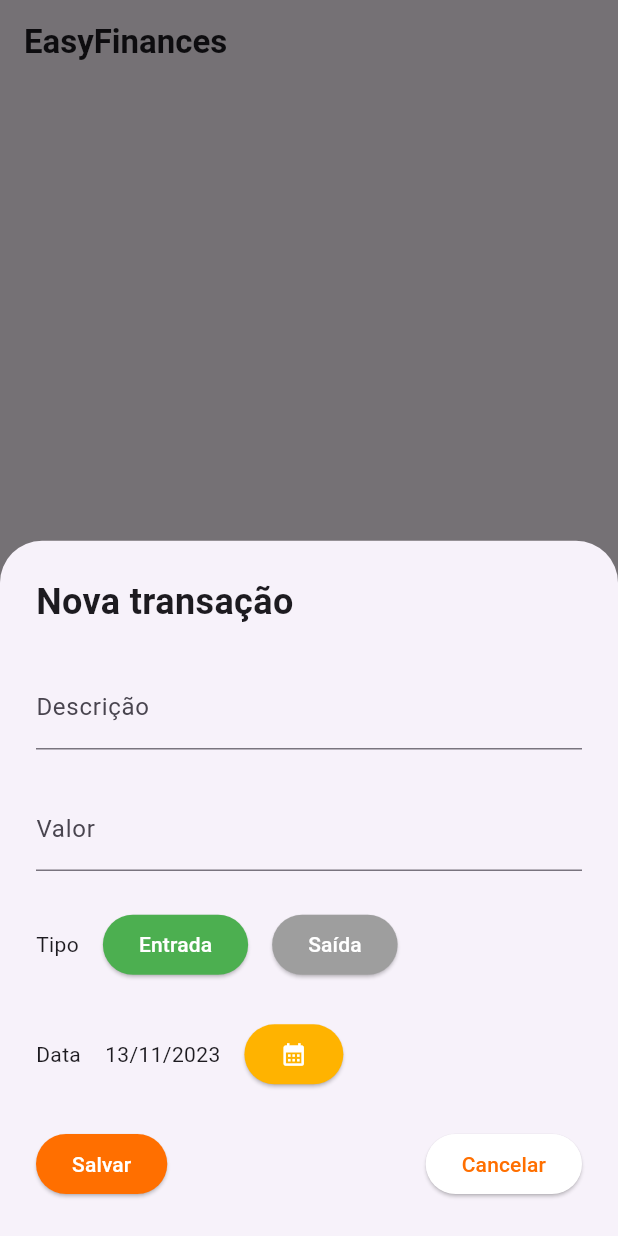
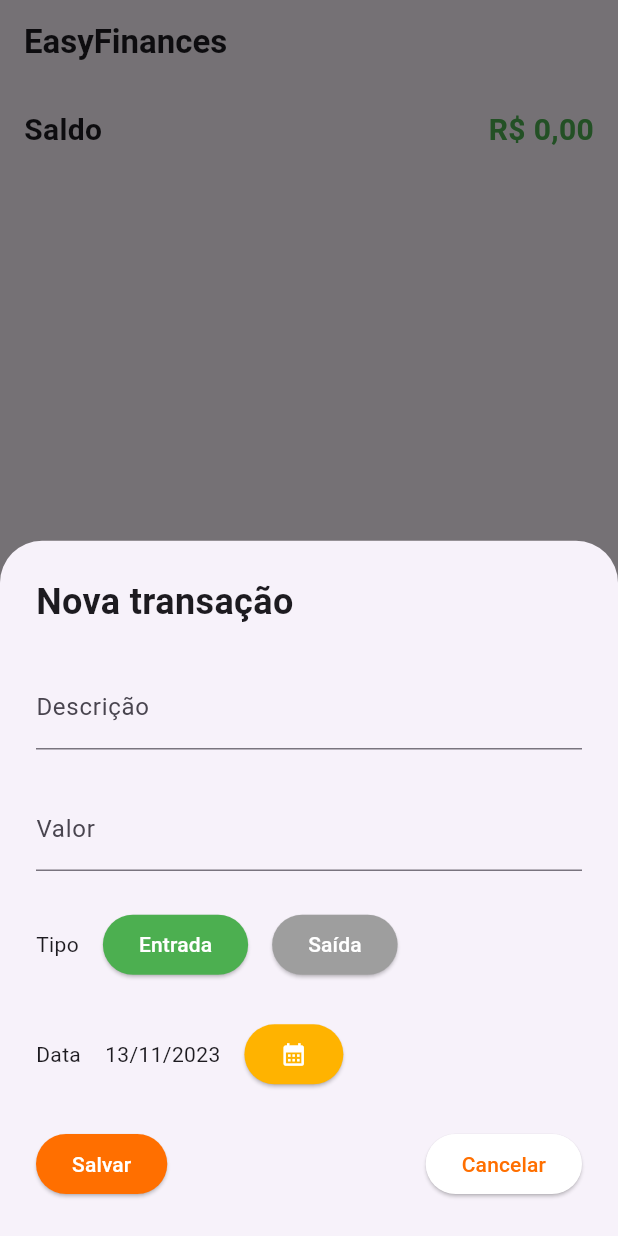
Before and after one commit to mateusjbarbosa/easyfinances, a Flutter app: the screen it shows after launch, after a tap on the "add" icon, on a phone screen of 412 x 824 dp. Run offline on Flutter 3.47's test engine with Material 2 defaults, Android fonts, the phone set to English and light mode, and no system bars; our stand-ins replace sqflite, sqflite_common_ffi, sqflite_common_ffi_web; accounts and stored records are empty.

Commit message:
feat: update home screen

```diff
--- a/lib/screens/home.dart
+++ b/lib/screens/home.dart
@@ -2,7 +2,9 @@ import 'package:easyfinances/components/transaction_form.dart';
 import 'package:easyfinances/components/transaction_item.dart';
 import 'package:easyfinances/external/sqflite_database.dart';
 import 'package:easyfinances/models/transaction.dart';
+import 'package:easyfinances/utils/currency_formatter.dart';
 import 'package:flutter/material.dart';
+import 'package:flutter/rendering.dart';
 
 class HomeScreen extends StatefulWidget {
   const HomeScreen({super.key});
@@ -13,20 +15,23 @@ class HomeScreen extends StatefulWidget {
 
 class _HomeScreenState extends State<HomeScreen> {
   List<Transaction> transactions = [];
+  double balance = 0.0;
+
+  final hideButtonController = ScrollController();
+  bool isVisible = true;
 
   Future<dynamic> handleAddNewTransaction(BuildContext context) {
     return showModalBottomSheet(
       context: context,
       builder: (BuildContext context) {
-        return TransactionForm(
-          callback: _handleGetTransactions
-        );
+        return TransactionForm(callback: _handleGetTransactions);
       },
     );
   }
 
   void _handleGetTransactions() async {
     final data = await SqfliteDatabase.getAll("transactions");
+    if (data.isNotEmpty) {
       final convertedTransactions = data.map((transaction) {
         return Transaction(
             description: transaction['description'] as String,
@@ -37,15 +42,58 @@ class _HomeScreenState extends State<HomeScreen> {
             id: transaction['id'] as int);
       }).toList();
 
+      _updateBalance(convertedTransactions);
+
       setState(() {
         transactions = convertedTransactions;
+      });
+    }
+  }
+
+  void _updateBalance(List<Transaction> transactions) async {
+    final transactionsValue = transactions.map((transaction) {
+      if (transaction.type == TransactionType.expense) {
+        return transaction.value * -1;
+      } else {
+        return transaction.value;
+      }
+    }).toList();
+    final totalBalance = transactionsValue.reduce(
+      (currentBalance, transactionValue) => currentBalance + transactionValue,
+    );
+
+    setState(() {
+      balance = totalBalance;
+    });
+  }
+
+  void _addScrollListener() {
+    hideButtonController.addListener(() {
+      if (hideButtonController.position.userScrollDirection ==
+          ScrollDirection.reverse) {
+        if (isVisible) {
+          setState(() {
+            isVisible = false;
+          });
+        }
+      } else {
+        if (hideButtonController.position.userScrollDirection ==
+            ScrollDirection.forward) {
+          if (!isVisible) {
+            setState(() {
+              isVisible = true;
+            });
+          }
+        }
+      }
     });
   }
 
   @override
   void initState() {
+    super.initState();
     _handleGetTransactions();
-    super.initState();
+    _addScrollListener();
   }
 
   @override
@@ -58,17 +106,67 @@ class _HomeScreenState extends State<HomeScreen> {
             fontWeight: FontWeight.bold,
           ),
         ),
+        actions: [
+          Visibility(
+            visible: !isVisible,
+            child: Padding(
+              padding: const EdgeInsets.only(right: 16),
+              child: IconButton.filled(
+                style: IconButton.styleFrom(
+                  backgroundColor: Colors.amber[900],
                 ),
-      body: SizedBox(
-        height: MediaQuery.of(context).size.height,
+                color: Colors.white,
+                onPressed: () => handleAddNewTransaction(context),
+                icon: const Icon(Icons.add),
+              ),
+            ),
+          )
+        ],
+      ),
+      body: Column(
+        crossAxisAlignment: CrossAxisAlignment.start,
+        children: [
+          Padding(
+            padding: const EdgeInsets.all(16.0),
+            child: Row(
+              mainAxisAlignment: MainAxisAlignment.spaceBetween,
+              children: [
+                const Text(
+                  "Saldo",
+                  style: TextStyle(
+                    fontSize: 20,
+                    fontWeight: FontWeight.bold,
+                  ),
+                ),
+                Text(
+                  CurrencyFormatter.addFormatting(balance.toString()),
+                  style: TextStyle(
+                    fontSize: 20,
+                    fontWeight: FontWeight.bold,
+                    color: balance.isNegative ? Colors.red : Colors.green,
+                  ),
+                ),
+              ],
+            ),
+          ),
+          Expanded(
             child: ListView.builder(
+              scrollDirection: Axis.vertical,
+              controller: hideButtonController,
               itemBuilder: (BuildContext context, int index) {
                 return TransactionItem(transactions[index]);
               },
               itemCount: transactions.length,
             ),
           ),
-      floatingActionButton: FloatingActionButton(
+          const Padding(
+            padding: EdgeInsets.all(8),
+          ),
+        ],
+      ),
+      floatingActionButton: Visibility(
+        visible: isVisible,
+        child: FloatingActionButton(
           onPressed: () => handleAddNewTransaction(context),
           backgroundColor: Colors.amber[900],
           child: const Icon(
@@ -76,6 +174,7 @@ class _HomeScreenState extends State<HomeScreen> {
             color: Colors.white,
           ),
         ),
+      ),
     );
   }
 }
```
Lines whose indentation alone changed are shown as unchanged.
